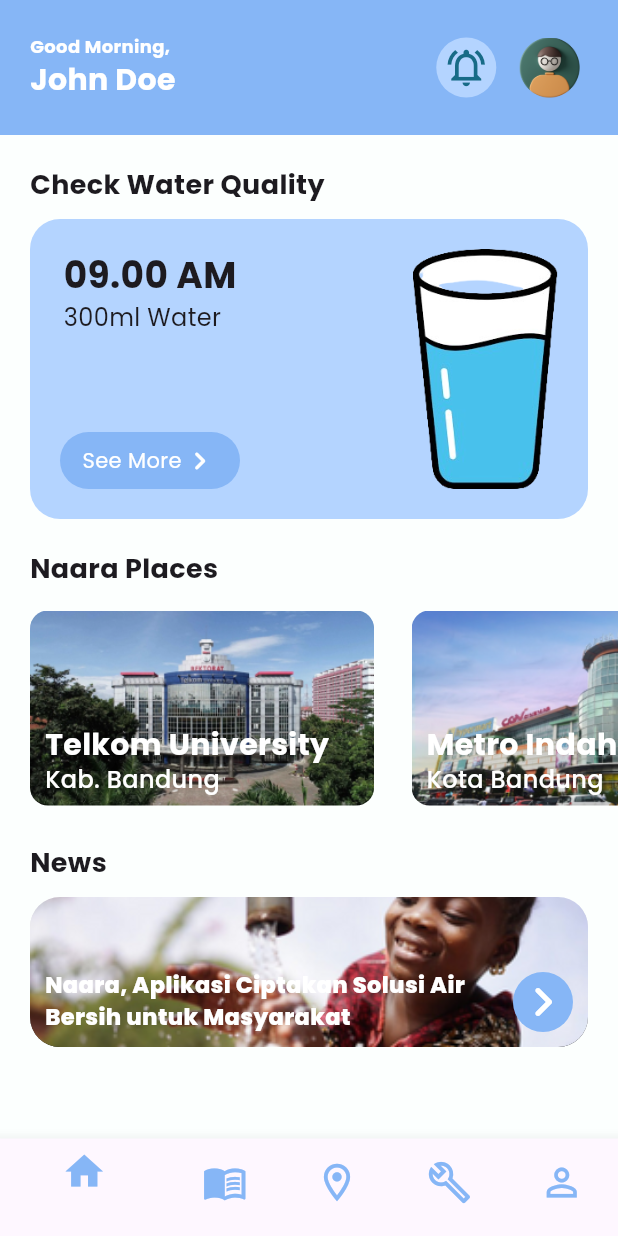
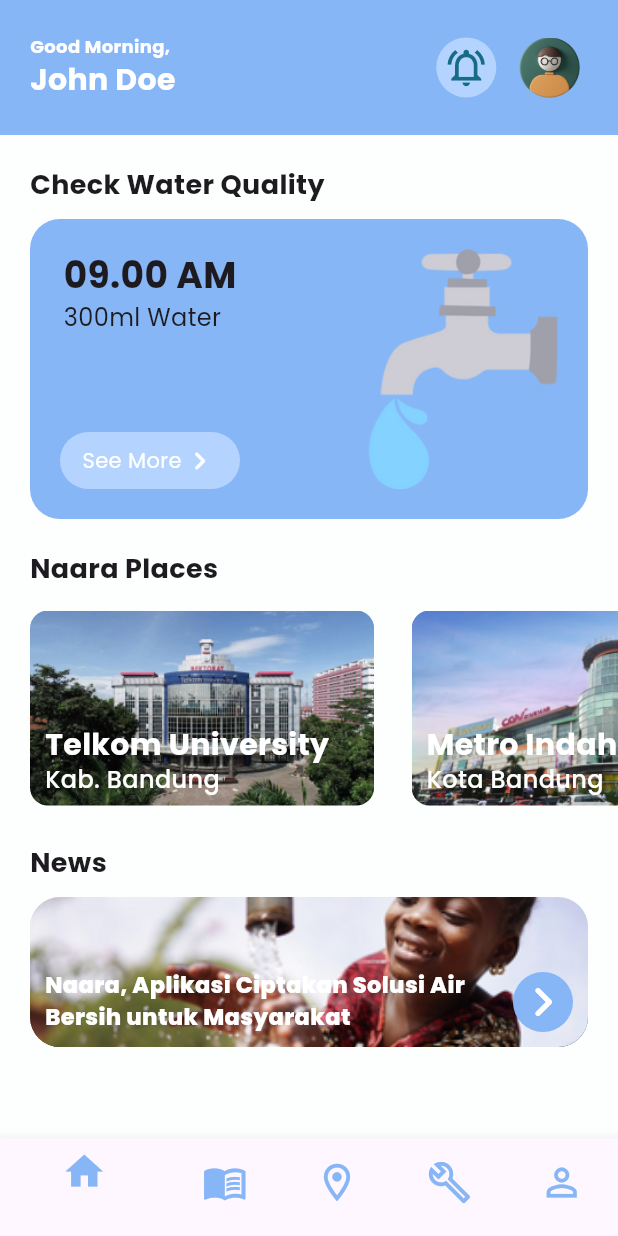
Before and after one commit to raihansyahrin/naara_app, a Flutter app: the screen it shows after launch, on a phone screen of 412 x 824 dp. Run offline on Flutter 3.47's test engine with Material 3 defaults, Android fonts, the phone set to English and light mode, and no system bars; our stand-ins replace google_fonts, google_maps_flutter.

Commit message:
dashboard update water information

```diff
--- a/lib/widgets/dashboard_page/water_information_widget.dart
+++ b/lib/widgets/dashboard_page/water_information_widget.dart
@@ -18,7 +18,7 @@ class WaterInformation extends StatelessWidget {
             width: double.infinity,
             height: 200,
             decoration: BoxDecoration(
-              color: secondary,
+              color: primary,
               borderRadius: BorderRadius.all(
                 Radius.circular(20),
               ),
@@ -55,7 +55,7 @@ class WaterInformation extends StatelessWidget {
                         width: 120,
                         decoration: BoxDecoration(
                           shape: BoxShape.rectangle,
-                          color: primary,
+                          color: secondary,
                           borderRadius: BorderRadius.circular(50),
                         ),
                         child: Row(
@@ -81,7 +81,7 @@ class WaterInformation extends StatelessWidget {
                   Column(
                     children: [
                       Image.asset(
-                        'assets/images/water-glass-image.png',
+                        'assets/images/naara-water.png',
                         height: 160,
                       ),
                     ],
```
Also changed, not shown: assets/images/naara-water.png (added).
